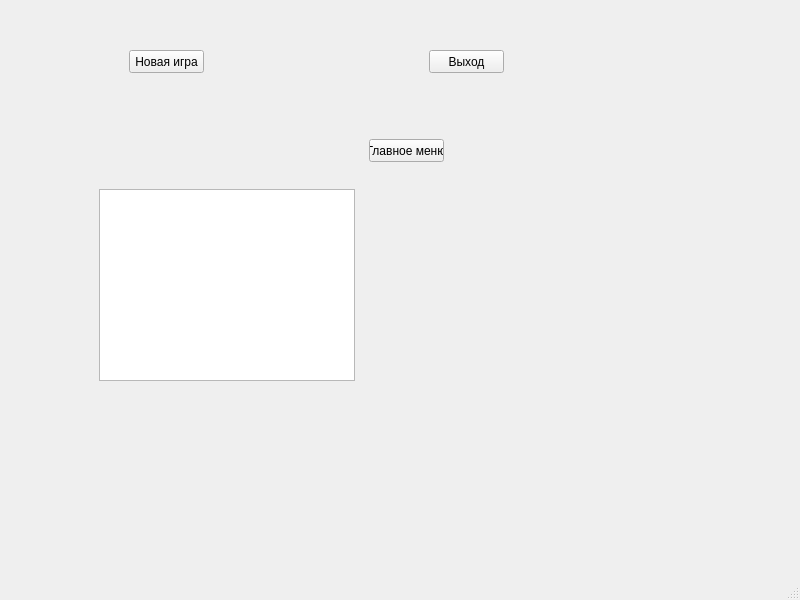
This is RedWood_test/mainwindow.ui in BatleCat/RedWood_test as Qt 5 draws it before an edit. The edited form follows.
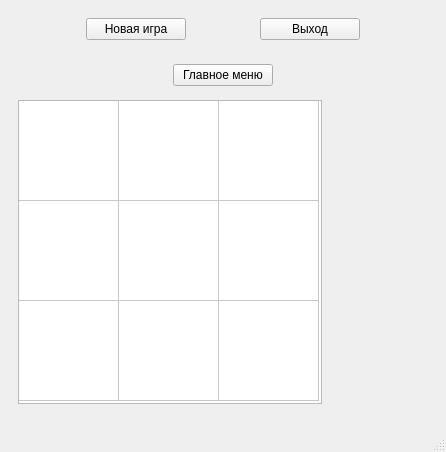
This is the edited form.

Commit message:
переписал класс qt_inventar_item
для устранения "ложного" срабатывания события drag&drop на объекте predmet входящего в класс qt_inventar_item пришлось изменить архитектуру класса qt_inventar_item и унаследовать его от qt_predmet

Patch:
```diff
--- a/RedWood_test/mainwindow.ui
+++ b/RedWood_test/mainwindow.ui
@@ -6,96 +6,261 @@
    <rect>
     <x>0</x>
     <y>0</y>
-    <width>800</width>
-    <height>600</height>
+    <width>446</width>
+    <height>452</height>
    </rect>
   </property>
   <property name="windowTitle">
    <string>MainWindow</string>
   </property>
   <widget class="QWidget" name="centralwidget">
-   <widget class="QWidget" name="widget_mainMenu" native="true">
-    <property name="geometry">
-     <rect>
-      <x>69</x>
-      <y>30</y>
-      <width>631</width>
-      <height>80</height>
-     </rect>
-    </property>
-    <widget class="QPushButton" name="pushButton_newGame">
-     <property name="geometry">
-      <rect>
-       <x>60</x>
-       <y>20</y>
-       <width>75</width>
-       <height>23</height>
-      </rect>
-     </property>
-     <property name="text">
-      <string>Новая игра</string>
-     </property>
-    </widget>
-    <widget class="QPushButton" name="pushButton_appExit">
-     <property name="geometry">
-      <rect>
-       <x>360</x>
-       <y>20</y>
-       <width>75</width>
-       <height>23</height>
-      </rect>
-     </property>
-     <property name="text">
-      <string>Выход</string>
-     </property>
-    </widget>
-   </widget>
-   <widget class="QWidget" name="widget_gameField" native="true">
-    <property name="enabled">
-     <bool>true</bool>
-    </property>
-    <property name="geometry">
-     <rect>
-      <x>69</x>
-      <y>129</y>
-      <width>631</width>
-      <height>301</height>
-     </rect>
-    </property>
-    <widget class="QTableWidget" name="tableWidget_inventar">
-     <property name="geometry">
-      <rect>
-       <x>30</x>
-       <y>60</y>
-       <width>256</width>
-       <height>192</height>
-      </rect>
-     </property>
-    </widget>
-    <widget class="QPushButton" name="pushButton_mainMenu">
-     <property name="geometry">
-      <rect>
-       <x>300</x>
-       <y>10</y>
-       <width>75</width>
-       <height>23</height>
-      </rect>
-     </property>
-     <property name="text">
-      <string>Главное меню</string>
-     </property>
-    </widget>
-    <widget class="QWidget" name="widget_predmet" native="true">
-     <property name="geometry">
-      <rect>
-       <x>400</x>
-       <y>90</y>
-       <width>100</width>
-       <height>100</height>
-      </rect>
-     </property>
-    </widget>
-   </widget>
+   <layout class="QVBoxLayout" name="verticalLayout_3">
+    <item>
+     <widget class="QWidget" name="widget_mainMenu" native="true">
+      <layout class="QHBoxLayout" name="horizontalLayout_3">
+       <item>
+        <spacer name="horizontalSpacer_3">
+         <property name="orientation">
+          <enum>Qt::Horizontal</enum>
+         </property>
+         <property name="sizeHint" stdset="0">
+          <size>
+           <width>59</width>
+           <height>20</height>
+          </size>
+         </property>
+        </spacer>
+       </item>
+       <item>
+        <widget class="QPushButton" name="pushButton_newGame">
+         <property name="minimumSize">
+          <size>
+           <width>100</width>
+           <height>0</height>
+          </size>
+         </property>
+         <property name="text">
+          <string>Новая игра</string>
+         </property>
+        </widget>
+       </item>
+       <item>
+        <spacer name="horizontalSpacer_4">
+         <property name="orientation">
+          <enum>Qt::Horizontal</enum>
+         </property>
+         <property name="sizeHint" stdset="0">
+          <size>
+           <width>59</width>
+           <height>20</height>
+          </size>
+         </property>
+        </spacer>
+       </item>
+       <item>
+        <widget class="QPushButton" name="pushButton_appExit">
+         <property name="minimumSize">
+          <size>
+           <width>100</width>
+           <height>0</height>
+          </size>
+         </property>
+         <property name="text">
+          <string>Выход</string>
+         </property>
+        </widget>
+       </item>
+       <item>
+        <spacer name="horizontalSpacer_5">
+         <property name="orientation">
+          <enum>Qt::Horizontal</enum>
+         </property>
+         <property name="sizeHint" stdset="0">
+          <size>
+           <width>59</width>
+           <height>20</height>
+          </size>
+         </property>
+        </spacer>
+       </item>
+      </layout>
+     </widget>
+    </item>
+    <item>
+     <widget class="QWidget" name="widget_gameField" native="true">
+      <property name="enabled">
+       <bool>true</bool>
+      </property>
+      <layout class="QVBoxLayout" name="verticalLayout_2">
+       <item>
+        <layout class="QHBoxLayout" name="horizontalLayout_2">
+         <item>
+          <spacer name="horizontalSpacer">
+           <property name="orientation">
+            <enum>Qt::Horizontal</enum>
+           </property>
+           <property name="sizeHint" stdset="0">
+            <size>
+             <width>40</width>
+             <height>20</height>
+            </size>
+           </property>
+          </spacer>
+         </item>
+         <item>
+          <widget class="QPushButton" name="pushButton_mainMenu">
+           <property name="minimumSize">
+            <size>
+             <width>100</width>
+             <height>0</height>
+            </size>
+           </property>
+           <property name="text">
+            <string>Главное меню</string>
+           </property>
+          </widget>
+         </item>
+         <item>
+          <spacer name="horizontalSpacer_2">
+           <property name="orientation">
+            <enum>Qt::Horizontal</enum>
+           </property>
+           <property name="sizeHint" stdset="0">
+            <size>
+             <width>40</width>
+             <height>20</height>
+            </size>
+           </property>
+          </spacer>
+         </item>
+        </layout>
+       </item>
+       <item>
+        <layout class="QHBoxLayout" name="horizontalLayout">
+         <property name="spacing">
+          <number>5</number>
+         </property>
+         <item>
+          <widget class="QTableWidget" name="tableWidget_inventar">
+           <property name="sizePolicy">
+            <sizepolicy hsizetype="Fixed" vsizetype="Fixed">
+             <horstretch>0</horstretch>
+             <verstretch>0</verstretch>
+            </sizepolicy>
+           </property>
+           <property name="minimumSize">
+            <size>
+             <width>304</width>
+             <height>304</height>
+            </size>
+           </property>
+           <property name="baseSize">
+            <size>
+             <width>304</width>
+             <height>304</height>
+            </size>
+           </property>
+           <property name="focusPolicy">
+            <enum>Qt::ClickFocus</enum>
+           </property>
+           <property name="acceptDrops">
+            <bool>true</bool>
+           </property>
+           <property name="autoFillBackground">
+            <bool>true</bool>
+           </property>
+           <property name="frameShadow">
+            <enum>QFrame::Sunken</enum>
+           </property>
+           <property name="lineWidth">
+            <number>2</number>
+           </property>
+           <property name="rowCount">
+            <number>3</number>
+           </property>
+           <property name="columnCount">
+            <number>3</number>
+           </property>
+           <attribute name="horizontalHeaderVisible">
+            <bool>false</bool>
+           </attribute>
+           <attribute name="horizontalHeaderMinimumSectionSize">
+            <number>50</number>
+           </attribute>
+           <attribute name="horizontalHeaderHighlightSections">
+            <bool>false</bool>
+           </attribute>
+           <attribute name="verticalHeaderVisible">
+            <bool>false</bool>
+           </attribute>
+           <attribute name="verticalHeaderMinimumSectionSize">
+            <number>50</number>
+           </attribute>
+           <attribute name="verticalHeaderDefaultSectionSize">
+            <number>100</number>
+           </attribute>
+           <attribute name="verticalHeaderHighlightSections">
+            <bool>false</bool>
+           </attribute>
+           <row/>
+           <row/>
+           <row/>
+           <column/>
+           <column/>
+           <column/>
+          </widget>
+         </item>
+         <item>
+          <layout class="QVBoxLayout" name="verticalLayout">
+           <property name="spacing">
+            <number>5</number>
+           </property>
+           <item>
+            <widget class="QWidget" name="widget_predmet" native="true">
+             <property name="sizePolicy">
+              <sizepolicy hsizetype="Fixed" vsizetype="Fixed">
+               <horstretch>0</horstretch>
+               <verstretch>0</verstretch>
+              </sizepolicy>
+             </property>
+             <property name="minimumSize">
+              <size>
+               <width>100</width>
+               <height>100</height>
+              </size>
+             </property>
+             <property name="baseSize">
+              <size>
+               <width>100</width>
+               <height>100</height>
+              </size>
+             </property>
+             <property name="autoFillBackground">
+              <bool>true</bool>
+             </property>
+            </widget>
+           </item>
+           <item>
+            <spacer name="verticalSpacer">
+             <property name="orientation">
+              <enum>Qt::Vertical</enum>
+             </property>
+             <property name="sizeHint" stdset="0">
+              <size>
+               <width>20</width>
+               <height>40</height>
+              </size>
+             </property>
+            </spacer>
+           </item>
+          </layout>
+         </item>
+        </layout>
+       </item>
+      </layout>
+     </widget>
+    </item>
+   </layout>
   </widget>
   <widget class="QMenuBar" name="menubar">
    <property name="geometry">
```
Left out of the diff: 2 changed lines with no effect on the pictures. The commit also changes 5 other files.
